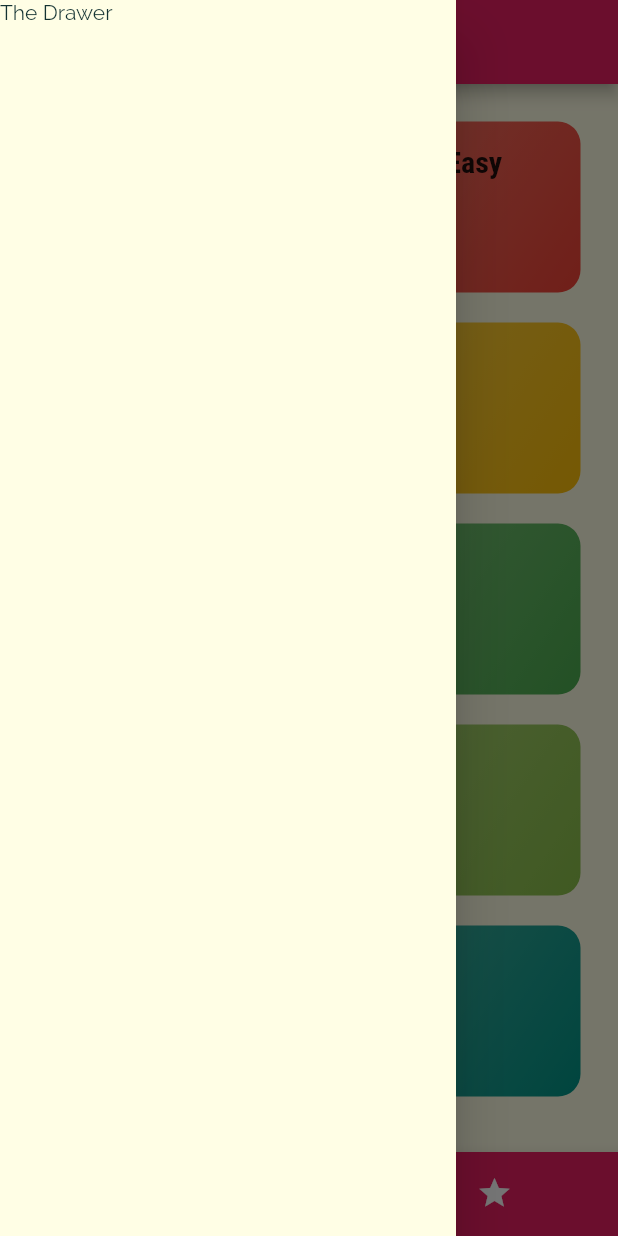
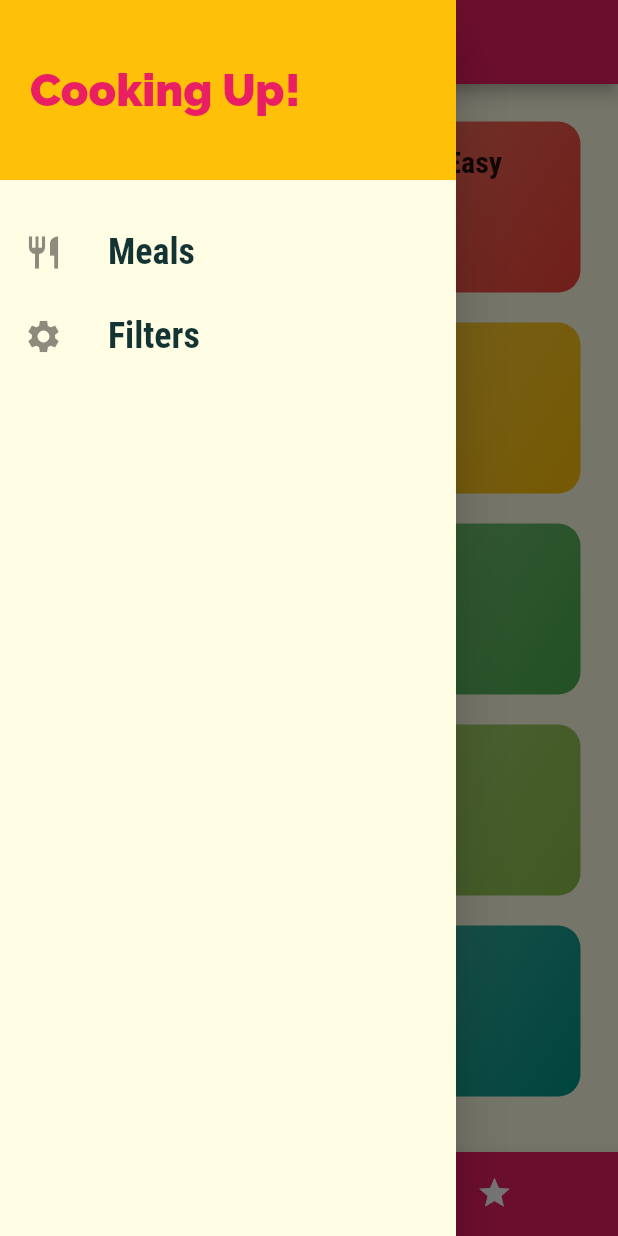
Before and after one commit to Twistedben/Recipes-app, a Flutter app: the screen it shows after launch, with the side drawer open, on a phone screen of 412 x 824 dp. Run offline on Flutter 3.47's test engine with Material 2 defaults, Android fonts, the phone set to English and light mode, and no system bars.

Commit message:
Added filters and finished drawer.

```diff
--- a/lib/main.dart
+++ b/lib/main.dart
@@ -1,5 +1,9 @@
 import 'package:flutter/material.dart';
+import 'package:recipes_app/dummy_data.dart';
 
+import './dummy_data.dart';
+import './models/meal.dart';
+import './screens/filters_screen.dart';
 import './screens/tabs_screen.dart';
 import './screens/meal_detail_screen.dart';
 import './screens/category_meals_screen.dart';
@@ -7,7 +11,45 @@ import './screens/categories_screen.dart';
 
 void main() => runApp(MyApp());
 
-class MyApp extends StatelessWidget {
+class MyApp extends StatefulWidget {
+  @override
+  _MyAppState createState() => _MyAppState();
+}
+
+class _MyAppState extends State<MyApp> {
+  Map<String, bool> _filters = {
+    'gluten': false,
+    'lactose': false,
+    'vegetarian': false,
+    'vegan': false,
+  };
+
+  // To set a default list of meals
+  List<Meal> _availableMeals = DUMMY_MEALS;
+
+  // Called inside the filters_screen
+  void _setFilters(Map<String, bool> filterData) {
+    setState(() {
+      _filters = filterData;
+      _availableMeals = DUMMY_MEALS.where((meal) {
+        if (_filters['gluten'] && !meal.isGlutenFree) {
+          return false;
+        }
+        if (_filters['lactose'] && !meal.isLactoseFree) {
+          return false;
+        }
+        if (_filters['vegan'] && !meal.isVegan) {
+          return false;
+        }
+        if (_filters['vegetarian'] && !meal.isVegetarian) {
+          return false;
+        }
+        return true;
+      }).toList();
+    });
+  }
+
+
   @override
   Widget build(BuildContext context) {
     return MaterialApp(
@@ -34,8 +76,9 @@ class MyApp extends StatelessWidget {
       initialRoute: '/',
       routes: {   // Sets up named routes
         '/': (ctx) => TabsScreen(), // sets Home
-        CategoryMealsScreen.routeName: (ctx) => CategoryMealsScreen(),
+        CategoryMealsScreen.routeName: (ctx) => CategoryMealsScreen(_availableMeals),
         MealDetailScreen.routeName: (ctx) => MealDetailScreen(),
+        FiltersScreen.routeName: (ctx) => FiltersScreen(_setFilters, _filters),
       },
       // Below - Gets called if a named route is sent but doesn't exist. Settings allows access to the intended route like if settings.name == '' to return different route pages. Can also be usefule for dynamically generated pages.
       onGenerateRoute: (settings) {
--- a/lib/screens/meal_detail_screen.dart
+++ b/lib/screens/meal_detail_screen.dart
@@ -89,6 +89,12 @@ class MealDetailScreen extends StatelessWidget {
           ],
         ),
       ),
+      floatingActionButton: FloatingActionButton(
+        child: Icon(
+          Icons.delete,
+        ),
+        onPressed: () => Navigator.of(context).pop(mealId),
+      ),
     );
   }
 }
--- a/lib/screens/tabs_screen.dart
+++ b/lib/screens/tabs_screen.dart
@@ -2,6 +2,7 @@ import 'package:flutter/material.dart';
 
 import './favorites_screen.dart';
 import './categories_screen.dart';
+import '../widgets/main_drawer.dart';
 
 class TabsScreen extends StatefulWidget {
   @override
@@ -31,7 +32,7 @@ class _TabsScreenState extends State<TabsScreen> {
       appBar: AppBar(
         title: Text(_pages[_selectedPageIndex]['title']),
       ),
-      drawer: Drawer(child: Text('The Drawer')),
+      drawer: MainDrawer(),
       body: _pages[_selectedPageIndex]['page'],
       bottomNavigationBar: BottomNavigationBar(
         onTap: _selectPage,
--- a/lib/widgets/main_drawer.dart
+++ b/lib/widgets/main_drawer.dart
@@ -1,11 +1,65 @@
 import 'package:flutter/material.dart';
 
+import '../screens/filters_screen.dart';
+
 class MainDrawer extends StatelessWidget {
+  Widget buildListTile(String title, IconData icon, Function tapHandler) {
+    return ListTile(
+      leading: Icon(
+        icon,
+        size: 26,
+      ),
+      title: Text(
+        title,
+        style: TextStyle(
+          fontFamily: 'RobotoCondensed',
+          fontSize: 24,
+          fontWeight: FontWeight.bold,
+        ),
+      ),
+      onTap: tapHandler,
+    );
+  }
 
   @override
   Widget build(BuildContext context) {
-    return Drawer(child: Column(children: <Widget>[
-      Container(height: 120, width: double.infinity, padding: EdgeInsets.all(20),)
-    ],),);
+    return Drawer(
+      child: Column(
+        children: <Widget>[
+          Container(
+            height: 120,
+            width: double.infinity,
+            padding: EdgeInsets.all(20),
+            alignment: Alignment.centerLeft,
+            color: Theme.of(context).accentColor,
+            child: Text(
+              'Cooking Up!',
+              style: TextStyle(
+                fontWeight: FontWeight.w900,
+                fontSize: 30,
+                color: Theme.of(context).primaryColor,
+              ),
+            ),
+          ),
+          SizedBox(
+            height: 20,
+          ),
+          buildListTile(
+            'Meals',
+            Icons.restaurant,
+            () {
+              Navigator.of(context).pushReplacementNamed('/'); // pushedReplacement replaces the existing page, so stack doesn't grow, and no back button
+            }
+          ),
+          buildListTile(
+            'Filters',
+            Icons.settings,
+            () {
+              Navigator.of(context).pushReplacementNamed(FiltersScreen.routeName);
+            }
+          ),
+        ],
+      ),
+    );
   }
 }
```
Also changed, not shown: lib/screens/category_meals_screen.dart (+47 -21 lines), lib/screens/filters_screen.dart (added, +111 -0 lines), lib/widgets/meal_item.dart (+7 -1 lines).
